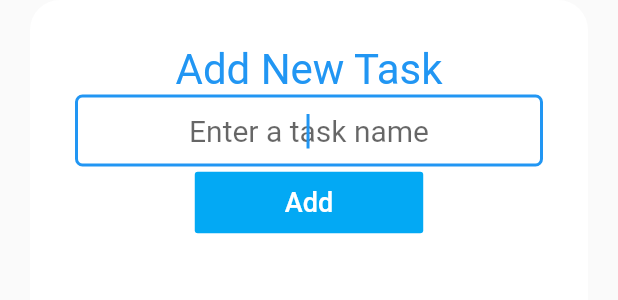
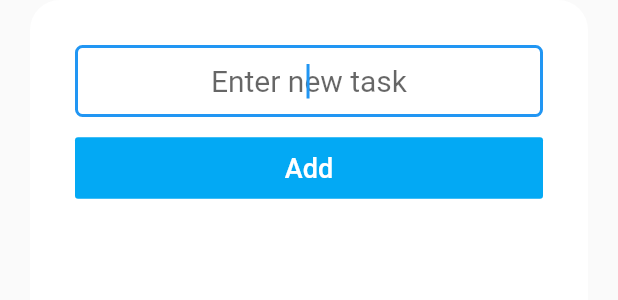
Before and after one commit to mustak/todoey_flutter, a Flutter app: the AddTaskScreen widget shown alone on an empty page, opened directly, on a phone screen of 412 x 824 dp. Shown: the top 300 px of the screen. Run offline on Flutter 3.47's test engine with Material 2 defaults, Android fonts, the phone set to English and light mode, and no system bars.

Commit message:
Re-design add screen UI

```diff
--- a/lib/screens/add_task_screen.dart
+++ b/lib/screens/add_task_screen.dart
@@ -9,11 +9,9 @@ class AddTaskScreen extends StatelessWidget {
         left: 20,
         right: 20,
       ),
-      padding: EdgeInsets.only(
-        left: 30,
-        right: 30,
-        top: 30,
-        bottom: 10,
+      padding: EdgeInsets.symmetric(
+        horizontal: 30,
+        vertical: 20,
       ),
       decoration: BoxDecoration(
         color: Colors.white,
@@ -23,20 +21,26 @@ class AddTaskScreen extends StatelessWidget {
         ),
       ),
       child: Column(
+        crossAxisAlignment: CrossAxisAlignment.stretch,
         children: [
-          Text(
-            'Add New Task',
-            style: TextStyle(
-              fontSize: 28,
-              color: Colors.blue,
+          // Text(
+          //   'Add New Task',
+          //   textAlign: TextAlign.center,
+          //   style: TextStyle(
+          //     fontSize: 20,
+          //     color: Colors.blue,
+          //   ),
+          // ),
+          Padding(
+            padding: const EdgeInsets.symmetric(
+              vertical: 10,
             ),
-          ),
-          TextField(
+            child: TextField(
               style: TextStyle(fontSize: 20),
               autofocus: true,
               textAlign: TextAlign.center,
               decoration: InputDecoration(
-                hintText: 'Enter a task name',
+                  hintText: 'Enter new task',
                   border: OutlineInputBorder(
                     borderSide: BorderSide(width: 0),
                     borderRadius: BorderRadius.all(Radius.circular(5)),
@@ -46,6 +50,7 @@ class AddTaskScreen extends StatelessWidget {
                     horizontal: 0,
                     vertical: 0,
                   )),
+            ),
           ),
           FlatButton(
             onPressed: () {},
```
Lines whose indentation alone changed are shown as unchanged.
